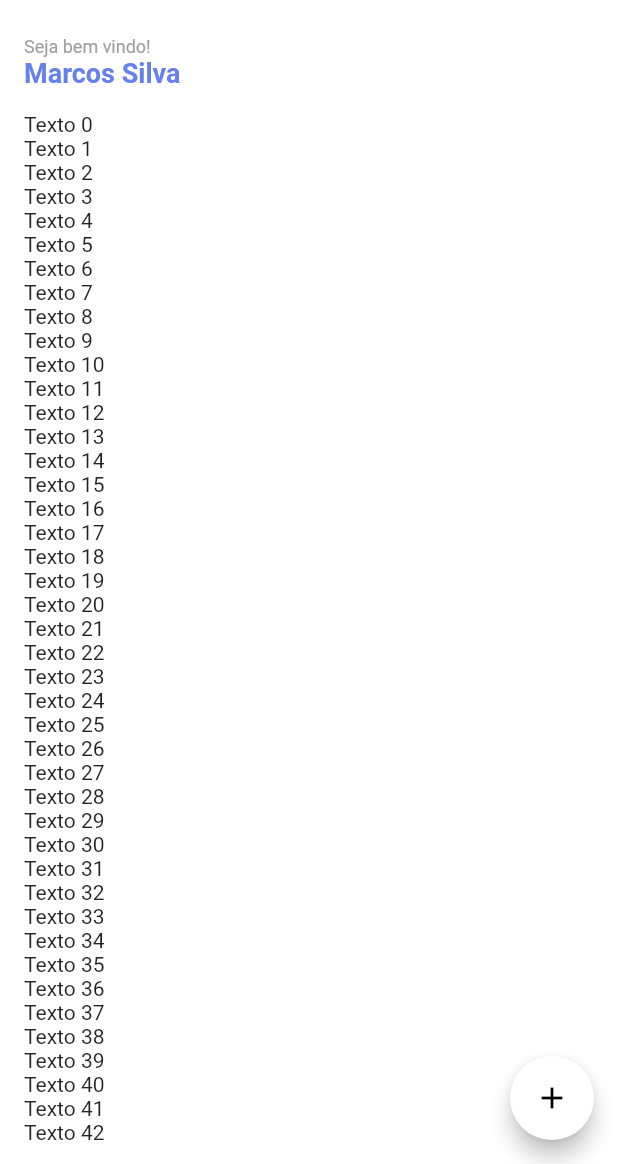
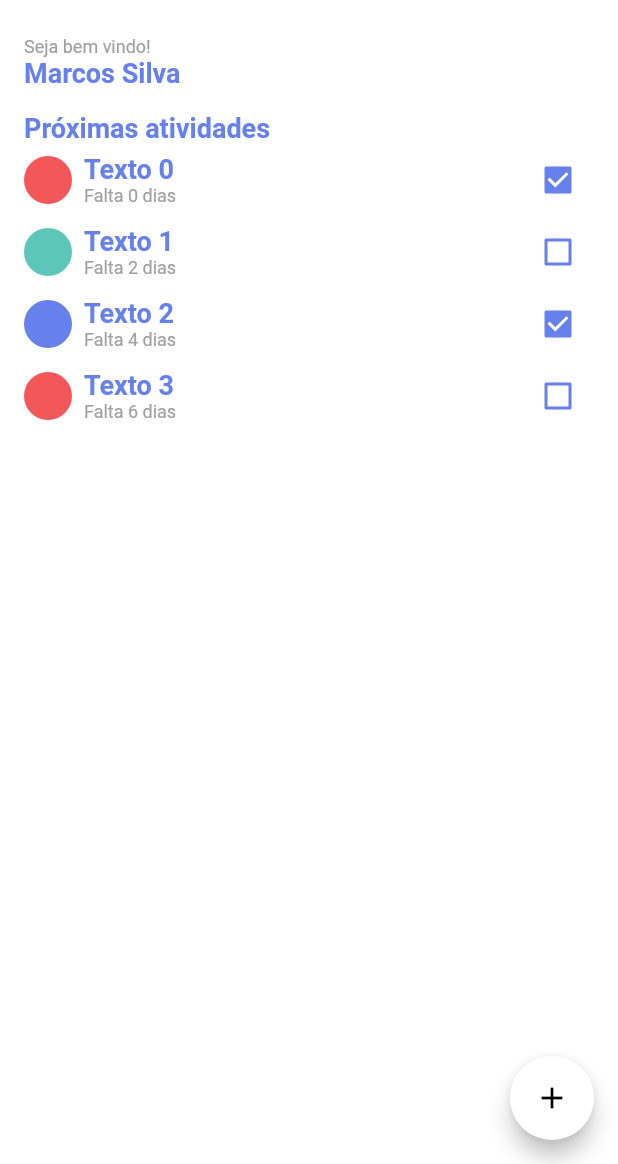
Before and after one commit to massilva/dispositivo-moveis-flutter, a Flutter app: the screen it shows after launch, on a phone screen of 412 x 824 dp, the part 72-1236 px from its top. Run offline on Flutter 3.47's test engine with Material 2 defaults, Android fonts, the phone set to English and light mode, and no system bars.

Commit message:
Atualiza lista de itens conforme o figma

```diff
--- a/minhas_financas/lib/components/tasks/list.dart
+++ b/minhas_financas/lib/components/tasks/list.dart
@@ -1,7 +1,12 @@
 import 'package:flutter/material.dart';
+import 'package:minhas_financas/components/subtitle_widget.dart';
+import 'package:minhas_financas/components/title_widget.dart';
+import 'package:minhas_financas/models/task_model.dart';
+import 'package:minhas_financas/shared/styles.dart';
 
 import '../../controllers/home_controller.dart';
 import '../../services/task_service.dart';
+import '../../shared/constants.dart';
 
 class ListTasks extends StatefulWidget {
   const ListTasks({super.key});
@@ -15,7 +20,7 @@ class _ListTasksState extends State<ListTasks> {
   final controller = HomeController(
     taskService: TaskService(),
   );
-  List tasks;
+  List<Task> tasks;
 
   _ListTasksState() : tasks = [];
 
@@ -28,11 +33,60 @@ class _ListTasksState extends State<ListTasks> {
 
   @override
   Widget build(BuildContext context) {
-    return ListView.builder(
-      itemBuilder: (_, index) {
-        return Text(tasks[index]);
-      },
-      itemCount: tasks.length,
+    return Column(
+      mainAxisAlignment: MainAxisAlignment.start,
+      crossAxisAlignment: CrossAxisAlignment.start,
+      children: [
+        const TitleDefault(title: AppConstants.nextTasks),
+        Expanded(
+          child: ListView.builder(
+            itemCount: tasks.length,
+            itemBuilder: (_, index) {
+              return Row(
+                children: [
+                  // Circulo
+                  Container(
+                    width: 32,
+                    height: 32,
+                    decoration: BoxDecoration(
+                      shape: BoxShape.circle,
+                      color: Color(tasks[index].category.color),
+                    ),
+                  ),
+                  //Texto com título e subtitulo
+                  Expanded(
+                    child: Padding(
+                      padding: const EdgeInsets.only(left: 8.0, right: 8),
+                      child: Column(
+                        mainAxisAlignment: MainAxisAlignment.start,
+                        crossAxisAlignment: CrossAxisAlignment.start,
+                        children: [
+                          TitleDefault(title: tasks[index].title),
+                          SubtitleDefault(title: tasks[index].description),
+                        ],
+                      ),
+                    ),
+                  ),
+                  //Checkbox
+                  Checkbox(
+                    side: const BorderSide(
+                      color: AppStyle.primaryColor,
+                      width: 2,
+                    ),
+                    activeColor: AppStyle.primaryColor,
+                    value: tasks[index].finished,
+                    onChanged: (value) {
+                      setState(() {
+                        tasks[index] = tasks[index].copyWith(finished: value);
+                      });
+                    },
+                  ),
+                ],
+              );
+            },
+          ),
+        ),
+      ],
     );
   }
 }
--- a/minhas_financas/lib/services/task_service.dart
+++ b/minhas_financas/lib/services/task_service.dart
@@ -1,8 +1,26 @@
+import '../models/category_model.dart';
+import '../models/task_model.dart';
+
 class TaskService {
   ///
   /// Classe responsável por interagir com a fonte dos dados
   ///
-  List<String> getTasks() {
-    return List.generate(1000, (index) => 'Texto $index');
+  List<Task> getTasks() {
+    return List.generate(
+      4,
+      (index) {
+        final categories = [
+          Category(name: 'Imposto', color: 0xFFF45757),
+          Category(name: 'Entrada', color: 0xFF5cc6ba),
+          Category(name: 'Pagamento', color: 0xFF6680EC),
+        ];
+        return Task(
+          title: 'Texto $index',
+          description: 'Falta ${index * 2} dias',
+          category: categories[index % categories.length],
+          finished: index.isEven,
+        );
+      },
+    );
   }
 }
--- a/minhas_financas/lib/shared/constants.dart
+++ b/minhas_financas/lib/shared/constants.dart
@@ -7,4 +7,5 @@ abstract class AppConstants {
   static const calendar = 'Calendário';
   static const category = 'Categoria';
   static const home = 'Home';
+  static const nextTasks = 'Próximas atividades';
 }
```
